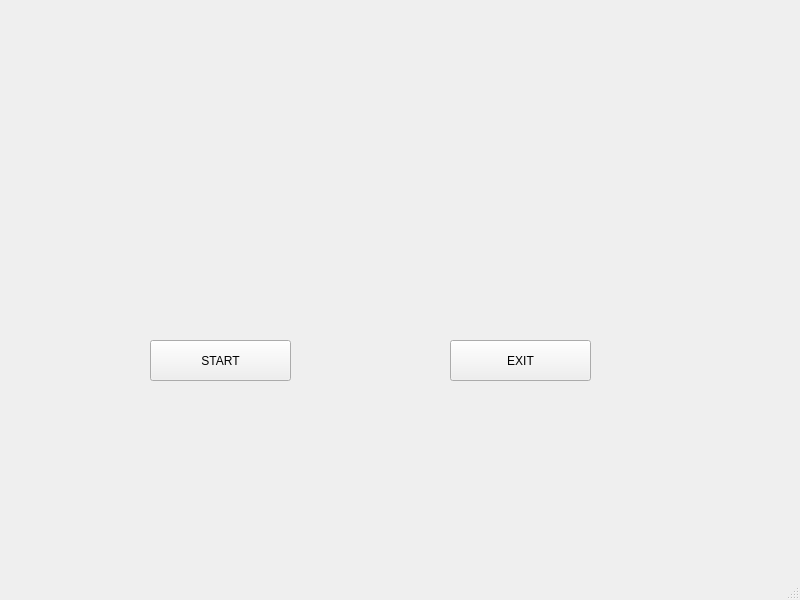
Qt form firstwindow.ui (YEN-PO-CHEN/SOKOBAN) before a commit.
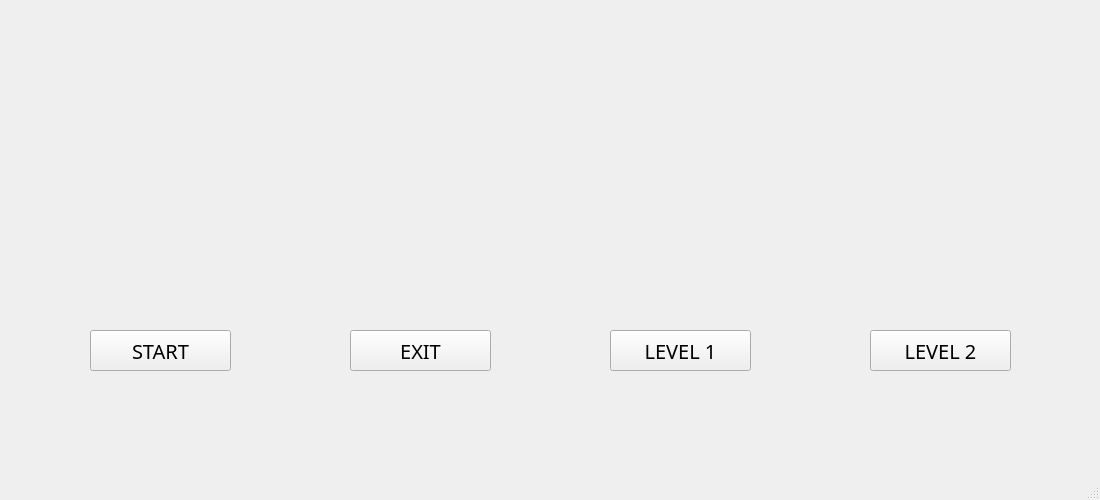
The same form after that commit.

```diff
--- a/firstwindow.ui
+++ b/firstwindow.ui
@@ -6,8 +6,8 @@
    <rect>
     <x>0</x>
     <y>0</y>
-    <width>800</width>
-    <height>600</height>
+    <width>1100</width>
+    <height>500</height>
    </rect>
   </property>
   <property name="windowTitle">
@@ -17,12 +17,18 @@
    <widget class="QPushButton" name="startButton">
     <property name="geometry">
      <rect>
-      <x>150</x>
-      <y>340</y>
+      <x>90</x>
+      <y>330</y>
       <width>141</width>
       <height>41</height>
      </rect>
     </property>
+    <property name="font">
+     <font>
+      <family>SetoFont</family>
+      <pointsize>15</pointsize>
+     </font>
+    </property>
     <property name="text">
      <string>START</string>
     </property>
@@ -39,16 +45,60 @@
    <widget class="QPushButton" name="exitButton">
     <property name="geometry">
      <rect>
-      <x>450</x>
-      <y>340</y>
+      <x>350</x>
+      <y>330</y>
       <width>141</width>
       <height>41</height>
      </rect>
     </property>
+    <property name="font">
+     <font>
+      <family>SetoFont</family>
+      <pointsize>15</pointsize>
+     </font>
+    </property>
     <property name="text">
      <string>EXIT</string>
     </property>
    </widget>
+   <widget class="QPushButton" name="level1Button">
+    <property name="geometry">
+     <rect>
+      <x>610</x>
+      <y>330</y>
+      <width>141</width>
+      <height>41</height>
+     </rect>
+    </property>
+    <property name="font">
+     <font>
+      <family>SetoFont</family>
+      <pointsize>15</pointsize>
+     </font>
+    </property>
+    <property name="text">
+     <string>LEVEL 1</string>
+    </property>
+   </widget>
+   <widget class="QPushButton" name="level2Button">
+    <property name="geometry">
+     <rect>
+      <x>870</x>
+      <y>330</y>
+      <width>141</width>
+      <height>41</height>
+     </rect>
+    </property>
+    <property name="font">
+     <font>
+      <family>SetoFont</family>
+      <pointsize>15</pointsize>
+     </font>
+    </property>
+    <property name="text">
+     <string>LEVEL 2</string>
+    </property>
+   </widget>
   </widget>
   <widget class="QMenuBar" name="menubar">
    <property name="geometry">
```
Left out of the diff: 2 changed lines with no effect on the pictures.
